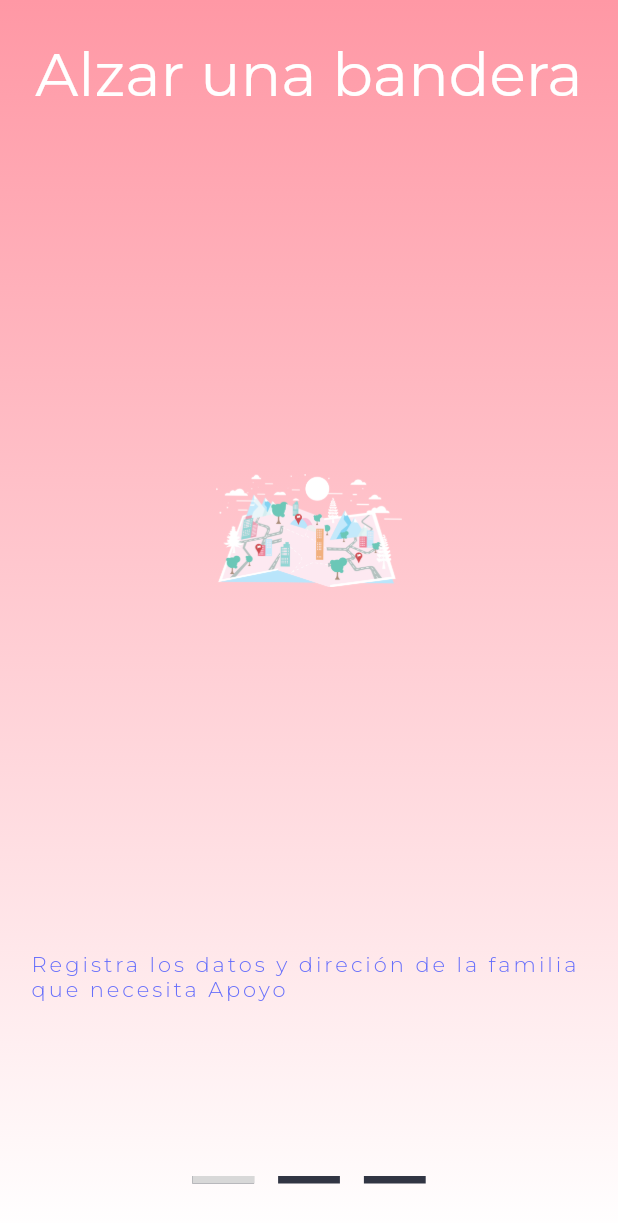
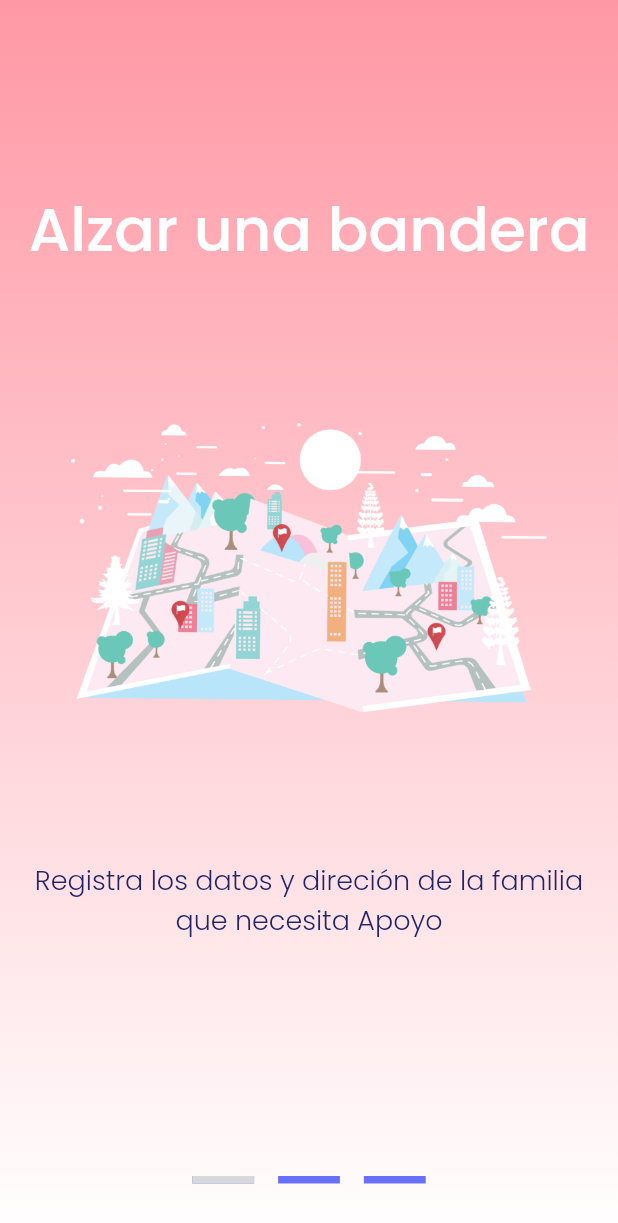
Before and after one commit to banderablanca/banderablanca, a Flutter app: the OnBoardingScreen screen opened directly, on a phone screen of 412 x 824 dp. Shown: the top 1223 px of the screen. Run offline on Flutter 3.47's test engine with Material 2 defaults, Android fonts, the phone set to English and light mode, and no system bars; our stand-ins replace camera, cloud_firestore, connectivity, email_validator, firebase_auth, firebase_crashlytics and 9 more; missing offline and left inert: flutter_advanced_networkimage, google_maps_place_picker, video_thumbnail; accounts and stored records are empty; generated files the repository leaves out were written again.

Commit message:
omboard design

```diff
--- a/lib/theme.dart
+++ b/lib/theme.dart
@@ -6,6 +6,7 @@ class AppTheme {
     return ThemeData(
       primaryColor: Color(0xFF6870FB),
       primaryColorLight: Color(0xFFD2DAFD),
+      primaryColorDark: Color(0xFF202468),
       // secondaryHeaderColor: Color(0xFF06F482),
       accentColor: Color(0xFFFF5D71),
       // fontFamily: "Tajawal",
--- a/lib/ui/views/onboard/intro_widget.dart
+++ b/lib/ui/views/onboard/intro_widget.dart
@@ -41,17 +41,18 @@ class IntroWidget extends StatelessWidget {
         ),
       ),
       child: Column(
-        crossAxisAlignment: CrossAxisAlignment.start,
-        // mainAxisAlignment: MainAxisAlignment.center,
+        crossAxisAlignment: CrossAxisAlignment.center,
+        mainAxisAlignment: MainAxisAlignment.center,
         children: <Widget>[
+          Spacer(),
           Center(
             child: Text(
               type.toString(),
-              style: GoogleFonts.montserrat(
+              style: GoogleFonts.poppins(
                 textStyle: TextStyle(
                   fontSize: 40,
                   color: Colors.white,
-                  // fontWeight: FontWeight.w900,
+                  fontWeight: FontWeight.w500,
                   // foreground: Paint()..shader = linearGradient,
                 ),
               ),
@@ -62,21 +63,23 @@ class IntroWidget extends StatelessWidget {
           Center(
             child: Image.asset(
               image,
-              width: screenWidth * 0.3,
-              height: screenheight * 0.3,
+              width: screenWidth / 1.3,
+              // height: screenheight * 0.3,
               fit: BoxFit.contain,
             ),
           ),
           Spacer(),
           Container(
-            padding: EdgeInsets.only(left: 20),
+            padding: EdgeInsets.symmetric(horizontal: 20),
+            alignment: Alignment.center,
             child: Text(
               subText,
-              style: GoogleFonts.montserrat(
+              textAlign: TextAlign.center,
+              style: GoogleFonts.poppins(
                 textStyle: TextStyle(
                     fontWeight: FontWeight.w300,
-                  color: Theme.of(context).primaryColor,
-                  letterSpacing: 2.0,
+                    color: Theme.of(context).primaryColorDark,
+                    fontSize: 18
                     // shadows: <Shadow>[
                     //   Shadow(
                     //     offset: Offset(4, 4),
@@ -94,6 +97,7 @@ class IntroWidget extends StatelessWidget {
             ),
           ),
           Spacer(),
+          Spacer(),
         ],
       ),
     );
--- a/lib/ui/views/onboard/onboard_screen.dart
+++ b/lib/ui/views/onboard/onboard_screen.dart
@@ -162,7 +162,7 @@ class _OnBoardingScreenState extends State<OnBoardingScreen> {
       margin: EdgeInsets.symmetric(horizontal: 8),
       height: 5,
       width: screenWidth * 0.1,
-      decoration: BoxDecoration(color: Color(0XFF313543)),
+      decoration: BoxDecoration(color: Theme.of(context).primaryColor),
     );
   }
 }
```
Also changed, not shown: 1 other file. Lines whose indentation alone changed are shown as unchanged.
